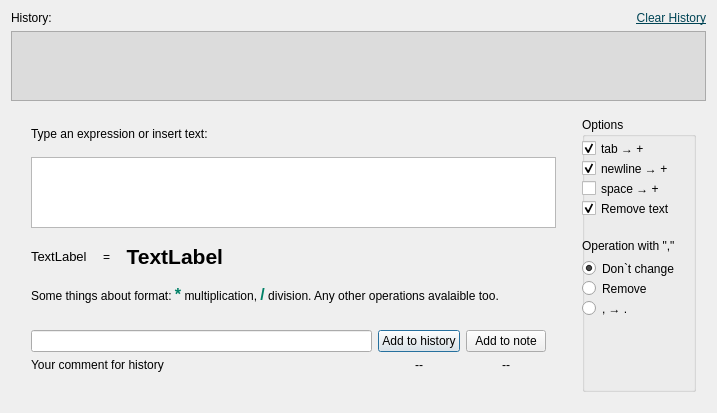
vslobodyan/Relanotes, file relacalc/qtdesign_ui/calculator_window.ui: the form before one commit.
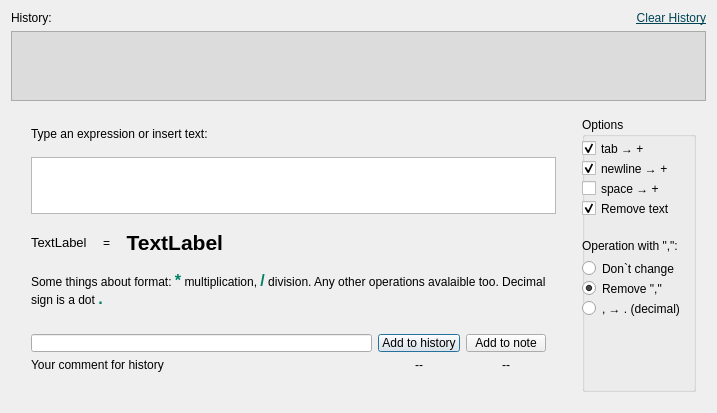
The form after the commit. Icons and pictures are not drawn.

Patch:
```diff
--- a/relacalc/qtdesign_ui/calculator_window.ui
+++ b/relacalc/qtdesign_ui/calculator_window.ui
@@ -178,7 +178,7 @@
        <item>
         <widget class="QLabel" name="label_3">
          <property name="text">
-          <string>&lt;html&gt;&lt;head/&gt;&lt;body&gt;&lt;p&gt;Some things about format: &lt;span style=&quot; font-size:12pt; font-weight:600; color:#008066;&quot;&gt;*&lt;/span&gt; multiplication, &lt;span style=&quot; font-size:12pt; font-weight:600; color:#008066;&quot;&gt;/&lt;/span&gt; division. Any other operations avalaible too.&lt;/p&gt;&lt;/body&gt;&lt;/html&gt;</string>
+          <string>&lt;html&gt;&lt;head/&gt;&lt;body&gt;&lt;p&gt;Some things about format: &lt;span style=&quot; font-size:12pt; font-weight:600; color:#008066;&quot;&gt;*&lt;/span&gt; multiplication, &lt;span style=&quot; font-size:12pt; font-weight:600; color:#008066;&quot;&gt;/&lt;/span&gt; division. Any other operations avalaible too. Decimal sign is a dot &lt;span style=&quot; font-size:12pt; font-weight:600; color:#008066;&quot;&gt;.&lt;/span&gt;&lt;/p&gt;&lt;/body&gt;&lt;/html&gt;</string>
          </property>
          <property name="wordWrap">
           <bool>true</bool>
@@ -343,7 +343,7 @@
          </rect>
         </property>
         <property name="text">
-         <string>Operation with &quot;,&quot;</string>
+         <string>Operation with &quot;,&quot;:</string>
         </property>
        </widget>
        <widget class="QCheckBox" name="chbRemoveText">
@@ -375,7 +375,7 @@
          <string>Don`t change</string>
         </property>
         <property name="checked">
-         <bool>true</bool>
+         <bool>false</bool>
         </property>
        </widget>
        <widget class="QRadioButton" name="rbRemoveDecimalPoint">
@@ -388,7 +388,10 @@
          </rect>
         </property>
         <property name="text">
-         <string>Remove</string>
+         <string>Remove &quot;,&quot;</string>
+        </property>
+        <property name="checked">
+         <bool>true</bool>
         </property>
        </widget>
        <widget class="QRadioButton" name="rbDecimalPointMakeDot">
@@ -396,12 +399,12 @@
          <rect>
           <x>0</x>
           <y>180</y>
-          <width>106</width>
+          <width>121</width>
           <height>23</height>
          </rect>
         </property>
         <property name="text">
-         <string>, → .</string>
+         <string>, → . (decimal)</string>
         </property>
        </widget>
       </widget>
```
